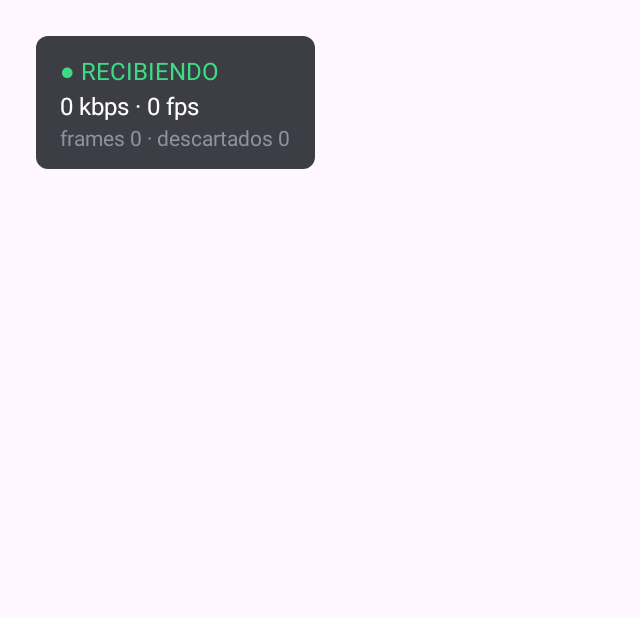
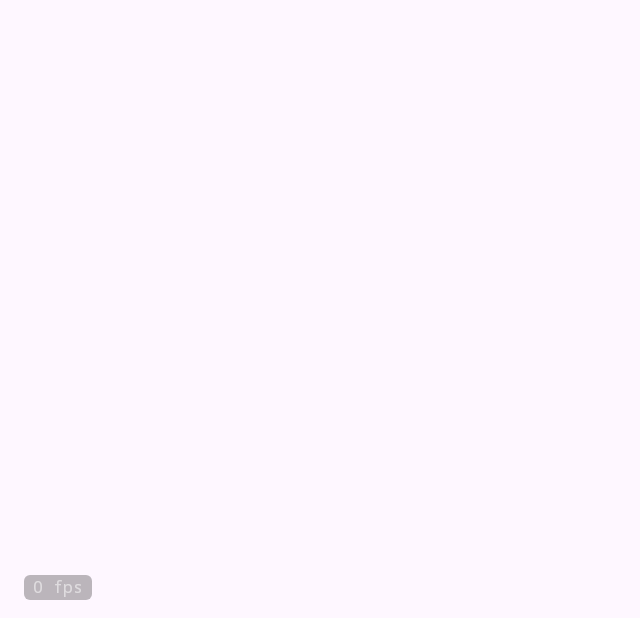
Before and after one commit to DanielTuttos/screenMirror-AndroidTV-MacOS-Windows, an Android app built with Jetpack Compose: the composable StatsHud shown on its own in the app's theme, on a phone screen of 824 x 412 dp (held sideways). Shown: the whole screen, without its empty margins (0-640 px from the left). Run offline under Robolectric (Android 15) with nearby library versions, the phone set to English and light mode, and no system bars.

Commit message:
ui(receiver-tv): mover contador de fps discreto a la esquina inferior izquierda

```diff
--- a/apps/receiver-tv/app/src/main/java/tv/screenmirror/receiver/ui/ReceiverScreen.kt
+++ b/apps/receiver-tv/app/src/main/java/tv/screenmirror/receiver/ui/ReceiverScreen.kt
@@ -115,19 +115,19 @@ private fun PinOverlay(pin: String) {
 
 @Composable
 private fun StatsHud(stats: StreamStats) {
-    Column(
-        modifier = Modifier
-            .padding(24.dp)
-            .background(Color(0xCC0D1117), MaterialTheme.shapes.small)
-            .padding(horizontal = 16.dp, vertical = 12.dp),
-        verticalArrangement = Arrangement.spacedBy(4.dp),
+    Box(
+        modifier = Modifier.fillMaxSize(),
+        contentAlignment = Alignment.BottomStart,
     ) {
-        Text(text = "● RECIBIENDO", color = Color(0xFF3DDC84), fontSize = 16.sp)
-        Text(text = "${stats.bitrateKbps} kbps · ${stats.fps} fps", color = Color.White, fontSize = 16.sp)
         Text(
-            text = "frames ${stats.frames} · descartados ${stats.droppedFrames}",
-            color = Color(0xFF8B949E),
-            fontSize = 14.sp,
+            text = "${stats.fps} fps",
+            color = Color(0x88FFFFFF),
+            fontSize = 11.sp,
+            fontFamily = FontFamily.Monospace,
+            modifier = Modifier
+                .padding(start = 16.dp, bottom = 12.dp)
+                .background(Color(0x44000000), MaterialTheme.shapes.extraSmall)
+                .padding(horizontal = 6.dp, vertical = 2.dp),
         )
     }
 }
```
